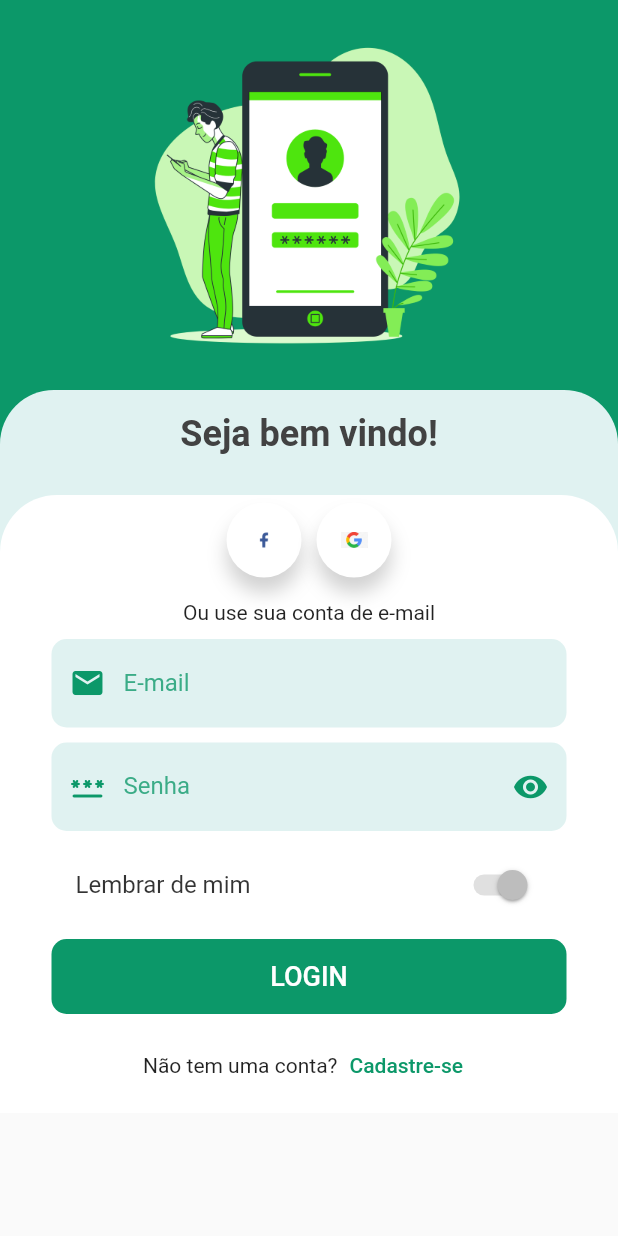
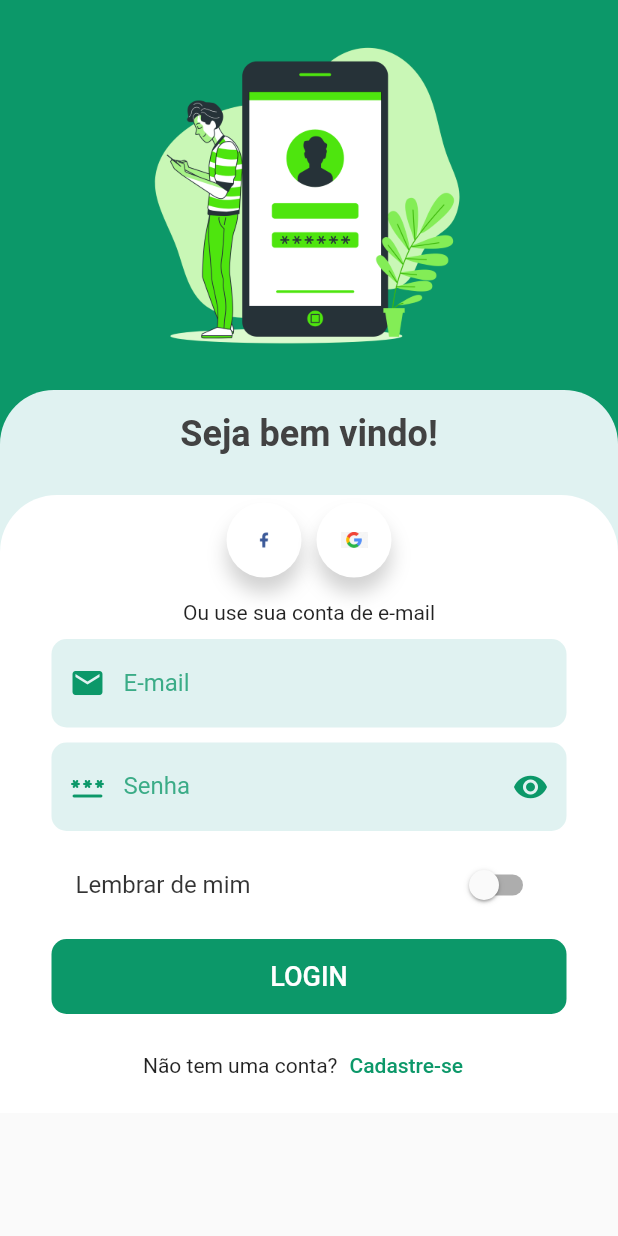
Before and after one commit to alex-custodio/App-Login, a Flutter app: the screen it shows after launch, on a phone screen of 412 x 824 dp. Run offline on Flutter 3.47's test engine with Material 2 defaults, Android fonts, the phone set to English and light mode, and no system bars.

Commit message:
adicionando interações stateful na página de login

```diff
--- a/lib/main.dart
+++ b/lib/main.dart
@@ -3,5 +3,5 @@ import 'package:flutter/material.dart';
 import 'screens/screens.dart';
 
 void main() {
-  runApp(MaterialApp(home: LoginScreen(),));
+  runApp(MaterialApp(home: LoginScreen(), debugShowCheckedModeBanner: false,));
 }
--- a/lib/screens/login_screen.dart
+++ b/lib/screens/login_screen.dart
@@ -3,9 +3,15 @@ import 'package:applogin/components/components.dart';
 import '../constants.dart';
 import '../widgets/widgets.dart';
 
-class LoginScreen extends StatelessWidget {
+class LoginScreen extends StatefulWidget {
   const LoginScreen({super.key});
 
+  @override
+  State<LoginScreen> createState() => _LoginScreenState();
+}
+
+class _LoginScreenState extends State<LoginScreen> {
+  bool value = false;
   @override
   Widget build(BuildContext context) {
     Size size = MediaQuery.of(context).size;
@@ -40,16 +46,15 @@ class LoginScreen extends StatelessWidget {
                             child: Row(
                               mainAxisAlignment: MainAxisAlignment.center,
                               children: [
-                                socialIcon(img: "assets/images/facebook.png"),
+                                SocialLoginIcon(img: "assets/images/facebook.png"),
                                 SizedBox(width: 10),
-                                socialIcon(img: "assets/images/google.png")
+                                SocialLoginIcon(img: "assets/images/google.png")
                               ],
                             ),
                           ),
                           SizedBox(height: 10),
                           Text("Ou use sua conta de e-mail"),
                           SizedBox(height: 10),
-                          // Como que eu mudo o tamanho do TextField?
                           FormTextField(
                               icon: Icons.email,
                               labelText: "E-mail",
@@ -60,11 +65,16 @@ class LoginScreen extends StatelessWidget {
                           Container(
                               width: size.width / 1.2,
                               child: SwitchListTile(
-
+                                activeColor: kPrimaryColor,
                                 title: Text("Lembrar de mim", style: TextStyle(color: Colors.black.withOpacity(0.80)),),
-                                value: true,
-                                onChanged: null,
-                              )),
+                                value: value,
+                                onChanged: (valueChanged){
+                                  setState(() {
+                                    value = valueChanged;
+                                  });
+                                },
+                                ),
+                              ),
                           SizedBox(height: 8),
                           Container(
                             width: size.width / 1.2,
@@ -112,28 +122,3 @@ class LoginScreen extends StatelessWidget {
     );
   }
 }
-
-Widget socialIcon({img}) {
-  return Container(
-    width: 50,
-    height: 50,
-    decoration: BoxDecoration(
-      shape: BoxShape.circle,
-      color: Colors.white,
-      boxShadow: [
-        BoxShadow(
-          offset: Offset(0, 10),
-          blurRadius: 10,
-          color: Colors.black.withOpacity(0.18),
-        ),
-      ],
-    ),
-    child: MaterialButton(
-      child: Image.asset(
-        img,
-        alignment: Alignment.center,
-      ),
-      onPressed: () {},
-    ),
-  );
-}
--- a/lib/widgets/form_password_field.dart
+++ b/lib/widgets/form_password_field.dart
@@ -1,14 +1,21 @@
 import 'package:flutter/material.dart';
 import 'package:applogin/constants.dart';
 
-class FormPasswordField extends StatelessWidget {
+class FormPasswordField extends StatefulWidget {
   Size size;
+
   FormPasswordField({
     Key? key,
     required this.size,
   }) : super(key: key);
 
+  @override
+  State<FormPasswordField> createState() => _FormPasswordFieldState();
+}
 
+class _FormPasswordFieldState extends State<FormPasswordField> {
+  bool invisible = true;
+  IconData icon = Icons.visibility;
   @override
   Widget build(BuildContext context) {
     return Container(
@@ -16,8 +23,9 @@ class FormPasswordField extends StatelessWidget {
         color: kPrimaryLightColor,
         borderRadius: BorderRadius.circular(10),
       ),
-      width: size.width / 1.2,
+      width: widget.size.width / 1.2,
       child: TextField(
+        obscureText: invisible,
         decoration: InputDecoration(
           labelText: "Senha",
           labelStyle: TextStyle(color: kPrimaryColor.withOpacity(0.78)),
@@ -27,9 +35,14 @@ class FormPasswordField extends StatelessWidget {
           ),
           border: InputBorder.none,
           suffixIcon: IconButton(
-            icon: Icon(Icons.visibility),
+            icon: Icon(icon!),
             color: kPrimaryColor,
-            onPressed: () {},
+            onPressed: () {
+              setState(() {
+                invisible = !invisible;
+                icon = invisible ? Icons.visibility : Icons.visibility_off;
+              });
+            },
           ),
         ),
       ),
--- /dev/null
+++ b/lib/widgets/social_login_icon.dart
@@ -0,0 +1,32 @@
+import 'package:flutter/material.dart';
+
+class SocialLoginIcon extends StatelessWidget {
+  String img;
+  SocialLoginIcon({super.key, required this.img});
+
+  @override
+  Widget build(BuildContext context) {
+    return Container(
+      width: 50,
+      height: 50,
+      decoration: BoxDecoration(
+        shape: BoxShape.circle,
+        color: Colors.white,
+        boxShadow: [
+          BoxShadow(
+            offset: Offset(0, 10),
+            blurRadius: 10,
+            color: Colors.black.withOpacity(0.18),
+          ),
+        ],
+      ),
+      child: MaterialButton(
+        child: Image.asset(
+          img,
+          alignment: Alignment.center,
+        ),
+        onPressed: () {},
+      ),
+    );
+  }
+}
--- a/lib/widgets/widgets.dart
+++ b/lib/widgets/widgets.dart
@@ -1,2 +1,4 @@
 export 'form_text_field.dart';
 export 'form_password_field.dart';
+export 'social_login_icon.dart';
+export 'rounded_login_button.dart';
```
Also changed, not shown: lib/widgets/rounded_login_button.dart (added, +33 -0 lines), lib/components/components.dart (line endings or trailing spaces).
